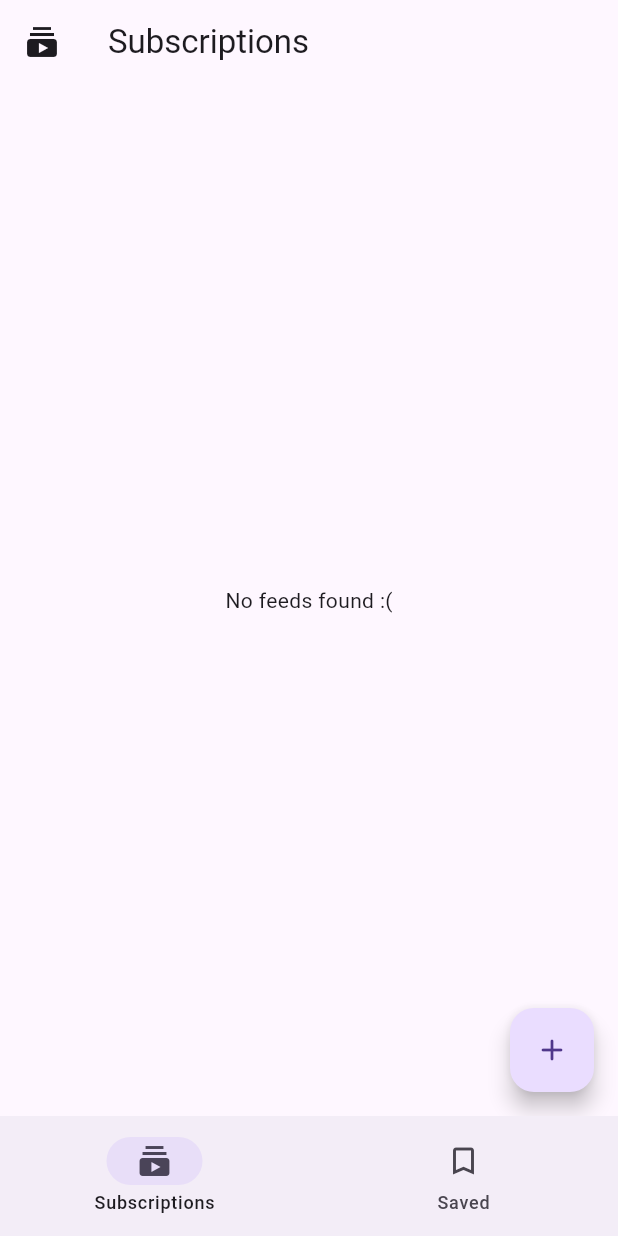
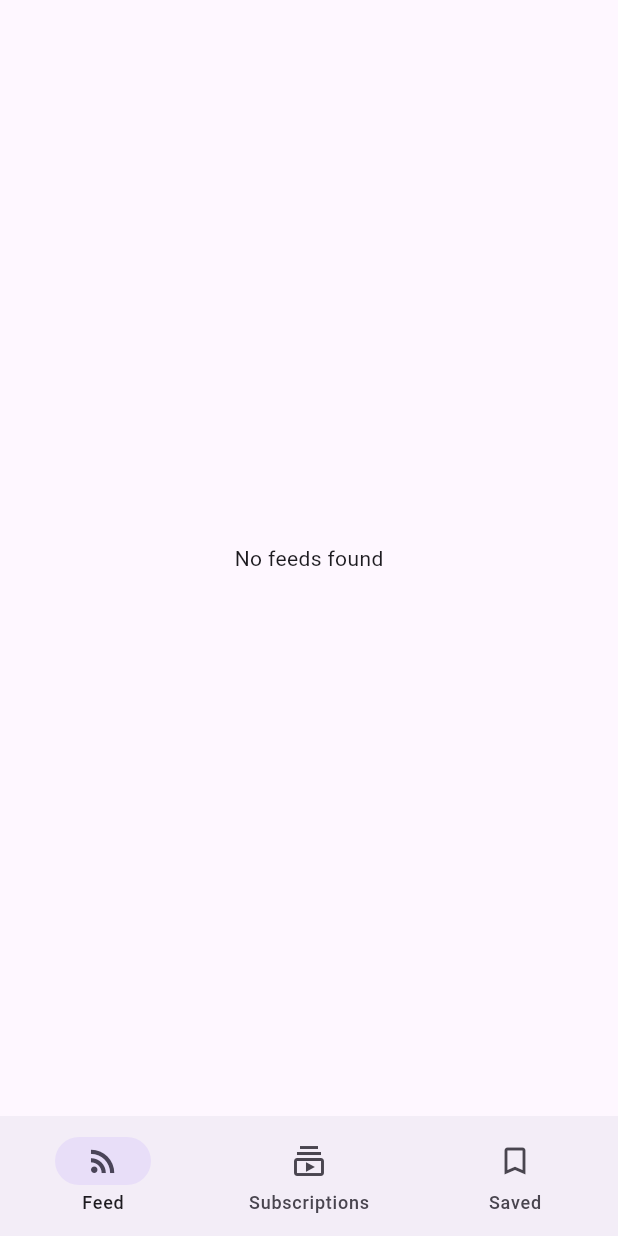
Before and after one commit to NewsFact/NewsFact, a Flutter app: the screen it shows after launch, on a phone screen of 412 x 824 dp. Run offline on Flutter 3.47's test engine with Material 3 defaults, Android fonts, the phone set to English and light mode, and no system bars; drawn by our look-alikes of dynamic_color; our stand-ins replace sqflite, timeago; missing offline and left inert: favicon, universal_feed; accounts and stored records are empty.

Commit message:
add: modulise feedview and scroll to top button

```diff
--- a/lib/home/HomeScreen.dart
+++ b/lib/home/HomeScreen.dart
@@ -1,47 +1,48 @@
 import 'package:flutter/material.dart';
-import 'package:newsfact/client.dart';
-import 'package:newsfact/dataStore/database_helper.dart';
-import 'package:newsfact/dataStore/database_classes.dart';
-import 'package:newsfact/feed/_list.dart';
-import 'package:newsfact/feed/multi.dart';
+import 'package:newsfact/home/_feed.dart';
+import 'package:newsfact/saved/SavedScreen.dart';
 import 'package:newsfact/subscriptions/SubscriptionsScreen.dart';
 
-class HomeScreen extends StatefulWidget {
-  @override
-  State<HomeScreen> createState() => HomeScreenState();
-}
-
-class HomeScreenState extends State<HomeScreen> with TickerProviderStateMixin {
-  late TabController tabController;
-
-  setTabController() async{
-    var feeds = await FeedsHelper.feeds();
-    tabController = TabController(length: feeds.length, vsync: this);
-  }
-
-  @override
-  void initState() {
-    super.initState();
-    setTabController();
-  }
+class HomeScreen extends StatelessWidget {
+  final ScrollController scrollController = ScrollController();
 
   @override
   Widget build(BuildContext context) {
+    final List<Widget> _pages = [FeedScreen(scrollController: scrollController),
+  FeedsScreen(), SavedScreen()];
 
-    return Scaffold(appBar: AppBar(title: Text("Home")),
-    body: FutureBuilder<List<Feed>>(future: FeedsHelper.feeds(), builder: (BuildContext c, AsyncSnapshot<dynamic> snapshot) {
-      if (snapshot.connectionState == ConnectionState.waiting) {
-                // While the data is being fetched, you can show a loading indicator.
-                return LinearProgressIndicator();
-              } else if (snapshot.hasError) {
-                // If an error occurs during fetching, you can display an error message.
-                return Text('Error: ${snapshot.error}');
-              }
-                else {
-                List<Feed> feeds = snapshot.data;
+    return ScaffoldWithBottomNavigation(pages: _pages, scrollController: scrollController,);
+  }
+}
 
-                  return MultiFeedScreen(feeds.first.url);
-                }
-  }));
+class ScaffoldWithBottomNavigation extends StatefulWidget {
+  final List<Widget> pages;
+  final ScrollController scrollController;
+  const ScaffoldWithBottomNavigation({super.key, required this.pages, required this.scrollController});
 
-    }}
+  @override
+  State<ScaffoldWithBottomNavigation> createState() => _ScaffoldWithBottomNavigationState();
+}
+
+class _ScaffoldWithBottomNavigationState extends State<ScaffoldWithBottomNavigation> {
+  int pageIndex = 0;
+
+
+  @override
+  Widget build(BuildContext context) {
+    return Scaffold(
+      body: widget.pages[pageIndex],
+      bottomNavigationBar: NavigationBar(
+        selectedIndex: pageIndex,
+        destinations: const [
+          NavigationDestination(icon: Icon(Icons.rss_feed), label: "Feed",),
+          NavigationDestination(selectedIcon: Icon(Icons.subscriptions), icon: Icon(Icons.subscriptions_outlined), label: "Subscriptions",),
+          NavigationDestination(selectedIcon: Icon(Icons.bookmark), icon: Icon(Icons.bookmark_outline,), label: "Saved",)
+        ],
+        onDestinationSelected: (value) => setState(() {
+          pageIndex = value;
+        }),
+      ),
+    );
+  }
+}
--- /dev/null
+++ b/lib/home/_feed.dart
@@ -0,0 +1,40 @@
+import 'package:flutter/material.dart';
+import 'package:newsfact/client.dart';
+import 'package:newsfact/dataStore/database_helper.dart';
+import 'package:newsfact/dataStore/database_classes.dart';
+import 'package:newsfact/group/GroupScreen.dart';
+import 'package:newsfact/subscriptions/SubscriptionsScreen.dart';
+
+class FeedScreen extends StatefulWidget {
+  final ScrollController scrollController;
+
+  const FeedScreen({super.key, required this.scrollController});
+
+  @override
+  State<FeedScreen> createState() => FeedScreenState();
+}
+
+class FeedScreenState extends State<FeedScreen> with TickerProviderStateMixin {
+  @override
+  Widget build(BuildContext context) {
+
+    return FutureBuilder<List<Feed>>(future: FeedsHelper.feeds(), builder: (BuildContext c, AsyncSnapshot<dynamic> snapshot) {
+      if (snapshot.connectionState == ConnectionState.done) {
+        List<Feed> feeds = snapshot.data;
+        if (feeds.isEmpty == false)
+        {
+          return GroupScreen(title: 'Feed', feedUri: Uri.parse(feeds[0].url.toString()), scrollController: widget.scrollController);
+        } else {
+          return Center(child: Text("No feeds found"),);
+        }
+
+
+
+              } else if (snapshot.hasError) {
+                // If an error occurs during fetching, you can display an error message.
+                return Text('Error: ${snapshot.error}');
+              }
+              return Container();
+  });
+
+    }}
--- a/lib/main.dart
+++ b/lib/main.dart
@@ -18,40 +18,8 @@ class MyApp extends StatelessWidget {
       title: 'NewsFact',
       theme: ThemeData(colorScheme: lightDynamic,),
       darkTheme: ThemeData(colorScheme: darkDynamic,),
-      home: const MyHomePage(title: 'NewsFact'),
+      home: HomeScreen(),
     );
     });
   }
 }
-
-class MyHomePage extends StatefulWidget {
-  const MyHomePage({super.key, required this.title});
-  final String title;
-
-  @override
-  State<MyHomePage> createState() => _MyHomePageState();
-}
-
-class _MyHomePageState extends State<MyHomePage> {
-   int pageIndex = 0;
-  final List<Widget> _pages = [//HomeScreen(),
-  FeedsScreen(), SavedScreen()];
-
-  @override
-  Widget build(BuildContext context) {
-    return Scaffold(
-      body: _pages[pageIndex],
-      bottomNavigationBar: NavigationBar(
-        selectedIndex: pageIndex,
-        destinations: const [
-          //NavigationDestination(selectedIcon: Icon(Icons.home), icon: Icon(Icons.home_outlined), label: "Home",),
-          NavigationDestination(selectedIcon: Icon(Icons.subscriptions), icon: Icon(Icons.subscriptions_outlined), label: "Subscriptions",),
-          NavigationDestination(selectedIcon: Icon(Icons.bookmark), icon: Icon(Icons.bookmark_outline,), label: "Saved",)
-        ],
-        onDestinationSelected: (value) => setState(() {
-          pageIndex = value;
-        }),
-      ),
-    );
-  }
-}
--- a/lib/subscriptions/_list.dart
+++ b/lib/subscriptions/_list.dart
@@ -3,7 +3,7 @@ import 'package:favicon/favicon.dart';
 import 'package:flutter/material.dart';
 import 'package:newsfact/dataStore/database_classes.dart';
 import 'package:newsfact/dataStore/database_helper.dart';
-import 'package:newsfact/feed/_list.dart';
+import 'package:newsfact/group/GroupScreen.dart';
 import 'package:newsfact/utils/favicon.dart';
 
 class FeedsList extends StatefulWidget {
@@ -35,7 +35,7 @@ class FeedsListState extends State<FeedsList> {
                       FeedsHelper.deleteFeed(e.id);
                     },child: ListTile(title: Text(e.name.toString()),
           leading: FaviconImage(e.url),
-          onTap: () => Navigator.push(context, MaterialPageRoute(builder: (BuildContext c) {return Scaffold(appBar: AppBar(title: Text(e.name ?? "")), body: FeedView(feedUri: Uri.parse(e.url)));})),
+          onTap: () => Navigator.push(context, MaterialPageRoute(builder: (BuildContext c) => GroupScreen(title: e.name!, feedUri: Uri.parse(e.url), scrollController: ScrollController(),))),
           ),)
             ).toList(),
         );
--- a/pubspec.yaml
+++ b/pubspec.yaml
@@ -31,10 +31,6 @@ dependencies:
   flutter:
     sdk: flutter
 
-
-  # The following adds the Cupertino Icons font to your application.
-  # Use with the CupertinoIcons class for iOS style icons.
-  cupertino_icons: ^1.0.2
   url_launcher: ^6.2.4
   http: ^1.2.0
   favicon: ^1.1.2
@@ -46,7 +42,6 @@ dependencies:
   html: ^0.15.4
   webview_flutter: ^4.5.0
   timeago: ^3.6.1
-  llama_cpp_dart: ^0.0.6
 
 dev_dependencies:
   flutter_test:
```
Also changed, not shown: lib/feed/multi.dart (deleted, +0 -54 lines), lib/group/GroupScreen.dart (renamed from lib/feed/_list.dart, +9 -4 lines), pubspec.lock.
